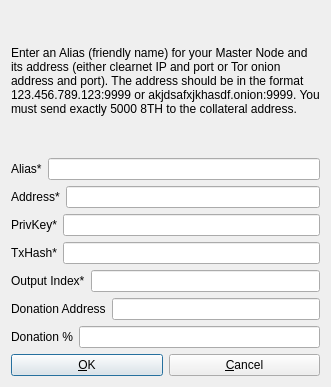
First picture: the form in src/qt/forms/addeditadrenalinenode.ui, repository yx79/88, before the edit.
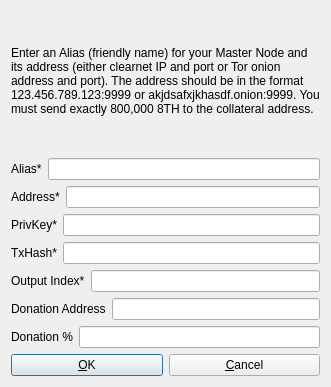
Second picture: the form after the edit.

Commit message: windows chagne folder name

Diff of the .ui file:
```diff
--- a/src/qt/forms/addeditadrenalinenode.ui
+++ b/src/qt/forms/addeditadrenalinenode.ui
@@ -26,7 +26,7 @@
       </sizepolicy>
      </property>
      <property name="text">
-      <string>&lt;html&gt;&lt;head/&gt;&lt;body&gt;&lt;p&gt;Enter an Alias (friendly name) for your Master Node and its address (either clearnet IP and port or Tor onion address and port). The address should be in the format 123.456.789.123:9999 or akjdsafxjkhasdf.onion:9999. You must send exactly 5000 8TH to the collateral address.&lt;/p&gt;&lt;/body&gt;&lt;/html&gt;</string>
+      <string>&lt;html&gt;&lt;head/&gt;&lt;body&gt;&lt;p&gt;Enter an Alias (friendly name) for your Master Node and its address (either clearnet IP and port or Tor onion address and port). The address should be in the format 123.456.789.123:9999 or akjdsafxjkhasdf.onion:9999. You must send exactly 800,000 8TH to the collateral address.&lt;/p&gt;&lt;/body&gt;&lt;/html&gt;</string>
      </property>
      <property name="wordWrap">
       <bool>true</bool>
```
The commit also changes 2 other files.
